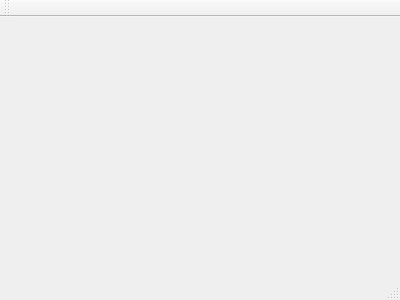
Before: the Qt Designer form GUI/MainWindow.ui in i800/BankClient, drawn with Qt 5.
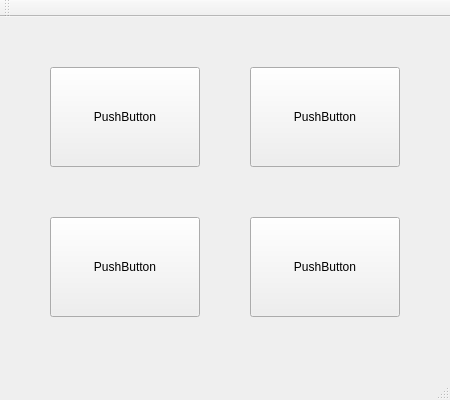
After: the same form once the commit is applied.

```diff
--- a/GUI/MainWindow.ui
+++ b/GUI/MainWindow.ui
@@ -6,8 +6,8 @@
    <rect>
     <x>0</x>
     <y>0</y>
-    <width>400</width>
-    <height>300</height>
+    <width>450</width>
+    <height>400</height>
    </rect>
   </property>
   <property name="windowTitle">
@@ -16,7 +16,60 @@
   <property name="inputMethodHints">
    <set>Qt::ImhNone</set>
   </property>
-  <widget class="QWidget" name="centralWidget"/>
+  <widget class="QWidget" name="centralWidget">
+   <widget class="QPushButton" name="pushButton">
+    <property name="geometry">
+     <rect>
+      <x>50</x>
+      <y>50</y>
+      <width>150</width>
+      <height>100</height>
+     </rect>
+    </property>
+    <property name="text">
+     <string>PushButton</string>
+    </property>
+   </widget>
+   <widget class="QPushButton" name="pushButton_2">
+    <property name="geometry">
+     <rect>
+      <x>50</x>
+      <y>200</y>
+      <width>150</width>
+      <height>100</height>
+     </rect>
+    </property>
+    <property name="text">
+     <string>PushButton</string>
+    </property>
+   </widget>
+   <widget class="QPushButton" name="pushButton_3">
+    <property name="geometry">
+     <rect>
+      <x>250</x>
+      <y>200</y>
+      <width>150</width>
+      <height>100</height>
+     </rect>
+    </property>
+    <property name="text">
+     <string>PushButton</string>
+    </property>
+   </widget>
+   <widget class="QPushButton" name="pushButton_4">
+    <property name="geometry">
+     <rect>
+      <x>250</x>
+      <y>50</y>
+      <width>150</width>
+      <height>100</height>
+     </rect>
+    </property>
+    <property name="text">
+     <string>PushButton</string>
+    </property>
+   </widget>
+  </widget>
   <widget class="QMenuBar" name="menuBar">
    <property name="geometry">
     <rect>
```
Left out of the diff: 4 changed lines with no effect on the pictures.
